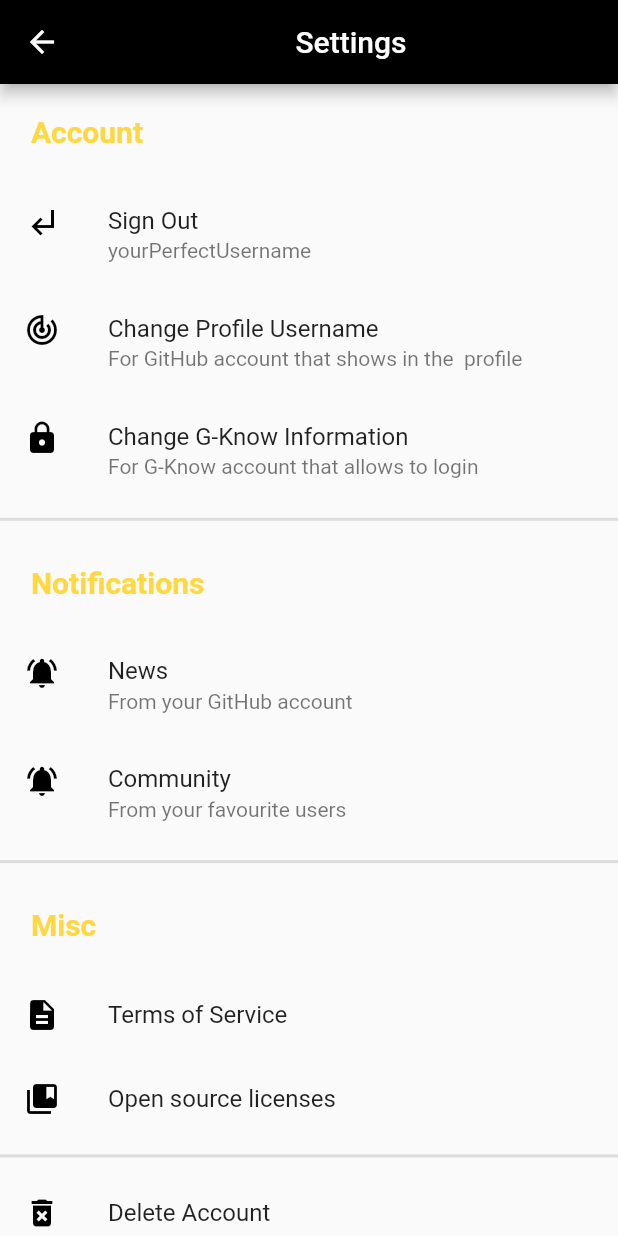
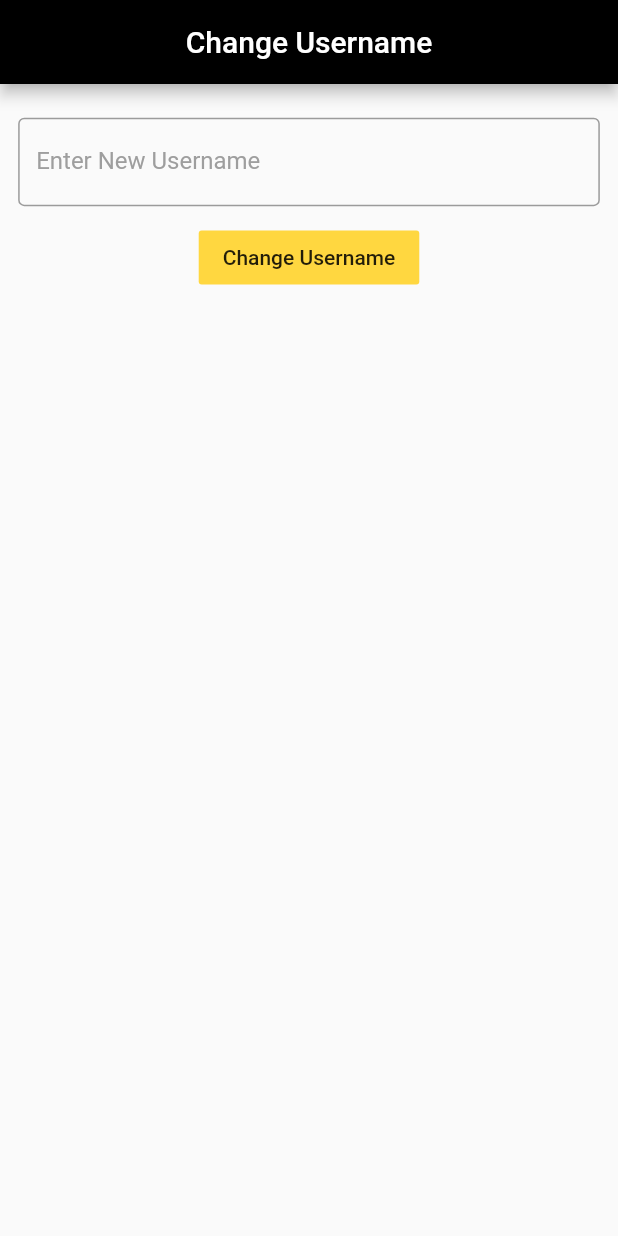
Before and after one commit to bbaltuntas/G-know, a Flutter app: the Settings screen opened directly, after a tap on "Change Profile Username", on a phone screen of 412 x 824 dp. Run offline on Flutter 3.47's test engine with Material 2 defaults, Android fonts, the phone set to English and light mode, and no system bars; our stand-ins replace cloud_firestore, firebase_auth, firebase_core; accounts and stored records are empty; network calls fail.

Commit message:
firestore usernames added

```diff
--- /dev/null
+++ b/lib/changeUsername.dart
@@ -0,0 +1,70 @@
+import 'package:flutter/material.dart';
+import 'package:gknow/profile.dart';
+import 'package:gknow/register.dart';
+import 'package:gknow/userFirestore.dart';
+import 'package:provider/provider.dart';
+import 'authenticationService.dart';
+import 'bottomNavigation.dart';
+import 'login.dart';
+
+class ChangeUsername extends StatefulWidget {
+
+  @override
+  _ChangeUsernameState createState() => _ChangeUsernameState();
+}
+
+class _ChangeUsernameState extends State<ChangeUsername> {
+  TextEditingController newUsernameControl = new TextEditingController();
+
+  @override
+  Widget build(BuildContext context) {
+    var deviceOrientation = MediaQuery.of(context).orientation;
+    var screenSize = MediaQuery.of(context).size.width;
+
+    return Scaffold(
+      resizeToAvoidBottomInset: false,
+      appBar: AppBar(
+        automaticallyImplyLeading: false,
+        title: Center(child: Text('Change Username')),
+        backgroundColor: Colors.black,
+      ),
+      body: _buildLayout(screenSize, deviceOrientation),
+    );
+  }
+
+  Widget _buildLayout(double screenSize, Orientation deviceOrientation) {
+    return SingleChildScrollView(
+      child: Container(
+        padding: EdgeInsets.all(screenSize / 34),
+        child: Column(
+          mainAxisAlignment: MainAxisAlignment.center,
+          children: [
+            SizedBox(height: screenSize / 40),
+            TextField(
+              controller: newUsernameControl,
+              decoration: InputDecoration(
+                focusedBorder: OutlineInputBorder(
+                  borderSide: BorderSide(color: Colors.amberAccent),
+                ),
+                border: OutlineInputBorder(),
+                labelText: 'Enter New Username',
+                labelStyle: TextStyle(color: Colors.grey),
+              ),
+            ),
+            SizedBox(height: screenSize / 40),
+            FlatButton(
+              color: Colors.amberAccent,
+              onPressed: () {
+                UserFirestore().changeUsername(newUsernameControl.text.trim());
+                context.read<AuthenticationService>().signOut();
+                Navigator.of(context).push(MaterialPageRoute(
+                    builder: (BuildContext context) => Login()));
+              },
+              child: Text('Change Username'),
+            ),
+          ],
+        ),
+      ),
+    );
+  }
+}
--- a/lib/main.dart
+++ b/lib/main.dart
@@ -1,25 +1,49 @@
+import 'package:firebase_auth/firebase_auth.dart';
+import 'package:firebase_core/firebase_core.dart';
 import 'package:flutter/material.dart';
+import 'package:provider/provider.dart';
+import 'authenticationService.dart';
+import 'bottomNavigation.dart';
 import 'login.dart';
 
-void main() {
+Future<void> main() async {
+  WidgetsFlutterBinding.ensureInitialized();
+  await Firebase.initializeApp();
   runApp(MyApp());
 }
 
-class MyApp extends StatefulWidget {
-  static bool isLogin = false;
+class MyApp extends StatelessWidget {
+  static var isLogin = false;
 
   @override
-  _MyAppState createState() => _MyAppState();
-}
-
-class _MyAppState extends State<MyApp> {
-  @override
   Widget build(BuildContext context) {
-    return MaterialApp(
-      home: Scaffold(
-        body: Login(),
+    return MultiProvider(
+      providers: [
+        Provider<AuthenticationService>(
+          create: (_) => AuthenticationService(FirebaseAuth.instance),
+        ),
+        StreamProvider(
+          create: (context) => context.read<AuthenticationService>().authStateChanges,
+        )
+      ],
+      child: MaterialApp(
+        home: AuthenticationWrapper(),
+        debugShowCheckedModeBanner: false,
       ),
-      debugShowCheckedModeBanner: false,
     );
   }
 }
+
+
+class AuthenticationWrapper extends StatelessWidget {
+  @override
+  Widget build(BuildContext context) {
+    final firebaseUser = context.watch<User>();
+
+    if (firebaseUser != null) {
+      MyApp.isLogin = true;
+      return BottomNavigation();
+    }
+    return Login();
+  }
+}
--- a/lib/settings.dart
+++ b/lib/settings.dart
@@ -1,4 +1,9 @@
 import 'package:flutter/material.dart';
+import 'package:gknow/login.dart';
+import 'package:gknow/profile.dart';
+import 'package:provider/provider.dart';
+import 'authenticationService.dart';
+import 'changeUsername.dart';
 
 class Settings extends StatefulWidget {
   @override
@@ -44,14 +49,15 @@ class _SettingsState extends State<Settings> {
           ),
           ListTile(
             title: Text('Sign Out'),
-            subtitle: Text('yourPerfectUsername'),
+            subtitle: Text(Profile.username),
             leading: Icon(
               Icons.subdirectory_arrow_left_sharp,
               color: Colors.black,
             ),
             onTap: () {
-              // Navigator.of(context).push(MaterialPageRoute(
-              //     builder: (BuildContext context) => LanguagesScreen()));
+              context.read<AuthenticationService>().signOut();
+              Navigator.of(context).push(MaterialPageRoute(
+                  builder: (BuildContext context) => Login()));
             },
           ),
           ListTile(
@@ -62,18 +68,19 @@ class _SettingsState extends State<Settings> {
               color: Colors.black,
             ),
             onTap: () {
-              // Navigator.of(context).push(MaterialPageRoute(
-              //     builder: (BuildContext context) => LanguagesScreen()));
+              Navigator.of(context).push(MaterialPageRoute(
+                  builder: (BuildContext context) => ChangeUsername()));
             },
           ),
           ListTile(
-            title: Text('Change G-Know Information'),
-            subtitle: Text('For G-Know account that allows to login'),
+            title: Text('Change G-Know Password'),
+            subtitle: Text('When you click this you will get an reset e-mail'),
             leading: Icon(
               Icons.lock,
               color: Colors.black,
             ),
             onTap: () {
+              context.read<AuthenticationService>().changePassword();
               // Navigator.of(context).push(MaterialPageRoute(
               //     builder: (BuildContext context) => LanguagesScreen()));
             },
--- /dev/null
+++ b/lib/userFirestore.dart
@@ -0,0 +1,34 @@
+import 'package:cloud_firestore/cloud_firestore.dart';
+import 'package:gknow/profile.dart';
+
+class UserFirestore {
+
+  CollectionReference usernames = FirebaseFirestore.instance.collection('usernames');
+
+  Future<void> addUsername(String email, String username) {
+    return usernames
+        .add({
+      'email': email, // John Doe
+      'username': username, // Stokes and Sons
+    })
+        .then((value) => print("Username Added"))
+        .catchError((error) => print("Failed to add username: $error"));
+  }
+
+  Future<void> changeUsername(String newUsername) {
+    return usernames.doc(Profile.usernameID).update({"username": newUsername})
+        .then((value) => print("Username Changed"))
+        .catchError((error) => print("Failed to add user: $error"));
+  }
+
+  Future<void> getUsername(String email) {
+    return usernames.where('email', isEqualTo: email).get()
+        .then((value) {
+          print("Username Found");
+          Profile.username = value.docs[0].get('username').toString();
+          Profile.usernameID = value.docs[0].id;
+        })
+        .catchError((error) => print("Failed to found user: $error"));
+  }
+
+}
```
Also changed, not shown: lib/authenticationService.dart (added, +41 -0 lines), lib/login.dart (+20 -22 lines), lib/myDrawer.dart (+9 -10 lines), lib/profile.dart (+38 -11 lines), lib/register.dart (+17 -4 lines), pubspec.yaml (+6 -1 lines), assets/images/github.png (deleted), assets/images/profile.jpeg (deleted), assets/images/profile.png (added), pubspec.lock, 4 other files.
